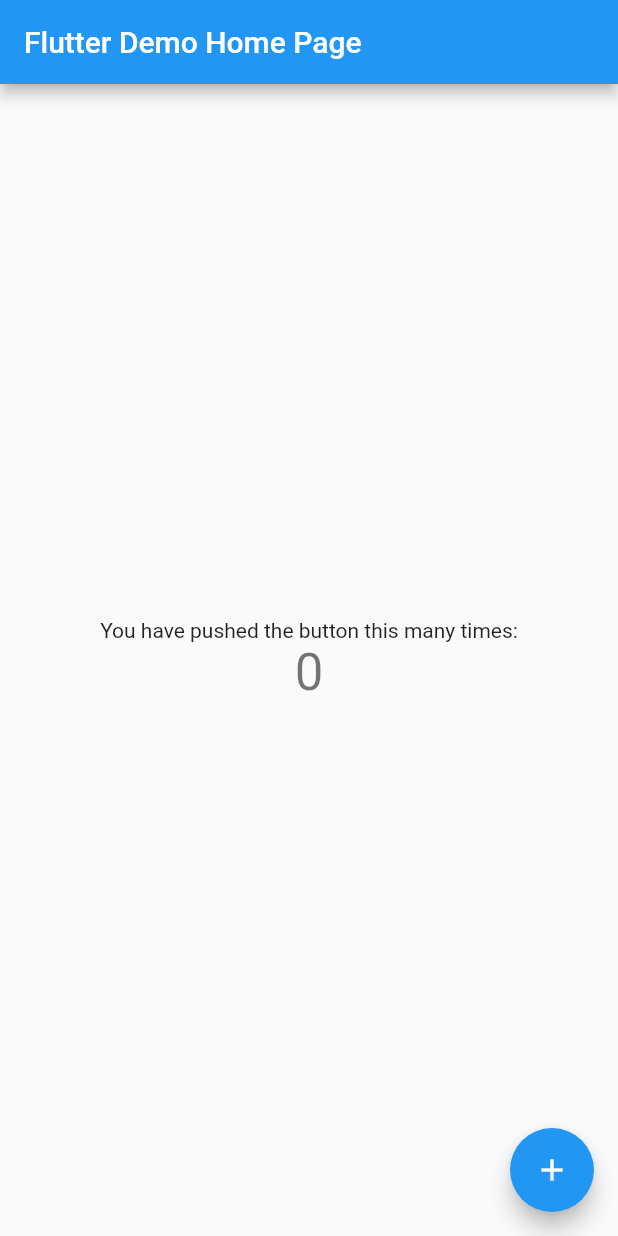
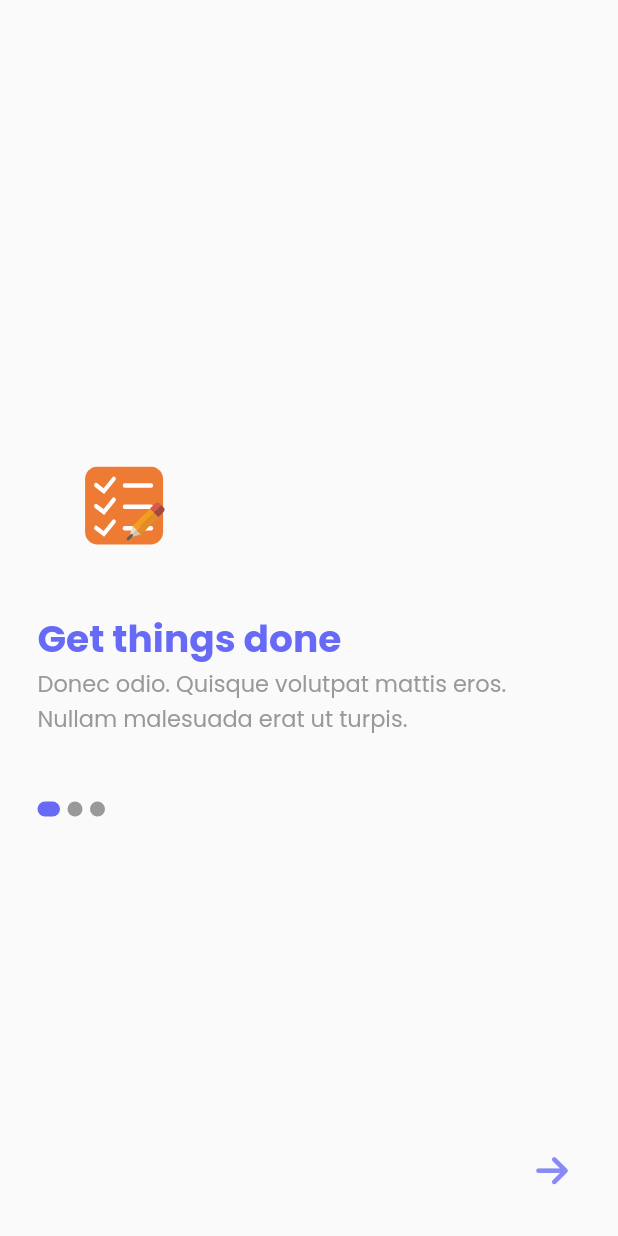
Before and after one commit to WorkWithAfridi/Todoly-Flutter_ToDoApp, a Flutter app: the screen it shows after launch, on a phone screen of 412 x 824 dp. Run offline on Flutter 3.47's test engine with Material 2 defaults, Android fonts, the phone set to English and light mode, and no system bars; our stand-ins replace font_awesome_flutter, get, lottie.

Commit message:
Introduction module - SplashScreen & OnBoardingScreen - completed

```diff
--- /dev/null
+++ b/lib/app/data/globalConstants.dart
@@ -0,0 +1,22 @@
+import 'package:flutter/material.dart';
+import 'package:flutter/widgets.dart';
+
+//Custom Colors
+const Color primaryColor = Color(0xff878AF5);
+const Color secondaryColor = Color(0xff666AF6);
+const Color darkBlueColor = Color(0xff31446C);
+const Color yellowColor = Color(0xffF5A921);
+const Color orangeColor = Color(0xffF4863C);
+const Color greyColor = Color(0xff999999);
+const Color whiteColor = Color(0xffFAFAFA);
+//Custom Text Styles
+TextStyle boldTS25 = const TextStyle(
+  fontFamily: "Poppins-Bold",
+  color: Colors.white,
+  fontSize: 25,
+);
+
+//Custom variables
+double customBorder = 8;
+
+Duration customDuration = const Duration(milliseconds: 400);
--- /dev/null
+++ b/lib/app/globalWidgets/appIcon.dart
@@ -0,0 +1,21 @@
+import 'package:flutter/material.dart';
+import 'package:get/get.dart';
+import 'package:get/get_core/src/get_main.dart';
+import 'package:lottie/lottie.dart';
+
+class AppIcon extends StatelessWidget {
+  final size;
+  const AppIcon({Key? key, required this.size}) : super(key: key);
+
+  @override
+  Widget build(BuildContext context) {
+    return SizedBox(
+      height: size,
+      width: size,
+      child: Lottie.asset(
+        "assets/lottieAnimations/appIconAnimation.json",
+        repeat: false,
+      ),
+    );
+  }
+}
--- /dev/null
+++ b/lib/app/modules/authentication/binding/AuthenticationModuleBinding.dart
@@ -0,0 +1,11 @@
+import 'package:get/get.dart';
+import 'package:todoly/app/modules/authentication/controller/AuthenticationModuleController.dart';
+
+class AuthenticationModuleBinding extends Bindings {
+  @override
+  void dependencies() {
+    Get.lazyPut(
+      () => AuthenticationModuleController(),
+    );
+  }
+}
--- /dev/null
+++ b/lib/app/modules/authentication/controller/AuthenticationModuleController.dart
@@ -0,0 +1,3 @@
+class AuthenticationModuleController {
+
+}
--- /dev/null
+++ b/lib/app/modules/authentication/views/loginScreen.dart
@@ -0,0 +1,10 @@
+import 'package:flutter/material.dart';
+
+class LoginScreen extends StatelessWidget {
+  const LoginScreen({Key? key}) : super(key: key);
+
+  @override
+  Widget build(BuildContext context) {
+    return Scaffold();
+  }
+}
--- /dev/null
+++ b/lib/app/modules/introduction/binding/introductionModuleBinding.dart
@@ -0,0 +1,11 @@
+import 'package:get/get.dart';
+import 'package:todoly/app/modules/introduction/controllers/introductionModuleController.dart';
+
+class IntroductionModuleBinding extends Bindings {
+  @override
+  void dependencies() {
+    Get.lazyPut(
+      () => IntroductionModuleController(),
+    );
+  }
+}
--- /dev/null
+++ b/lib/app/modules/introduction/controllers/introductionModuleController.dart
@@ -0,0 +1,22 @@
+import 'package:get/get.dart';
+import 'package:todoly/app/routes/routes.dart';
+
+class IntroductionModuleController {
+  //Variables
+  var currentPageIndex = 0.obs;
+
+  //On SplashScreen init, trigger this function to navigate the screen to the next page
+  void triggerSplashScreen() async {
+    await Future.delayed(const Duration(seconds: 2));
+    Get.offNamed(ROUTES.getOnBoardingScreenRoute);
+  }
+
+  //on onBoardingScreen next button click trigger this event
+  void onNextButtonClick() {
+    if (currentPageIndex.value < 2) {
+      currentPageIndex.value++;
+    } else {
+      Get.offNamed(ROUTES.getLoginScreenRoute);
+    }
+  }
+}
--- /dev/null
+++ b/lib/app/modules/introduction/views/onBoardingScreen.dart
@@ -0,0 +1,118 @@
+import 'package:flutter/material.dart';
+import 'package:font_awesome_flutter/font_awesome_flutter.dart';
+import 'package:get/get.dart';
+import 'package:lottie/lottie.dart';
+import 'package:todoly/app/globalWidgets/appIcon.dart';
+import 'package:todoly/app/modules/introduction/controllers/introductionModuleController.dart';
+import 'package:todoly/app/modules/introduction/widgets/pageIndicator.dart';
+
+import '../../../data/globalConstants.dart';
+
+class OnBoardingScreen extends StatefulWidget {
+  const OnBoardingScreen({Key? key}) : super(key: key);
+
+  @override
+  State<OnBoardingScreen> createState() => _OnBoardingScreenState();
+}
+
+class _OnBoardingScreenState extends State<OnBoardingScreen> {
+  final IntroductionModuleController controller = Get.find();
+
+  @override
+  Widget build(BuildContext context) {
+    return Scaffold(
+      backgroundColor: whiteColor,
+      body: Container(
+        height: Get.height,
+        width: Get.width,
+        padding: const EdgeInsets.symmetric(horizontal: 25),
+        child: Column(
+          mainAxisAlignment: MainAxisAlignment.center,
+          crossAxisAlignment: CrossAxisAlignment.start,
+          children: [
+            AppIcon(
+              size: Get.width / 3.5,
+            ),
+            const SizedBox(
+              height: 10,
+            ),
+            Text(
+              "Get things done",
+              style: boldTS25.copyWith(
+                color: secondaryColor,
+              ),
+            ),
+            getPageText(),
+            const SizedBox(
+              height: 10,
+            ),
+            getPageIndicator(),
+          ],
+        ),
+      ),
+      floatingActionButton: FloatingActionButton(
+        elevation: 0,
+        backgroundColor: whiteColor,
+        onPressed: controller.onNextButtonClick,
+        child: const Icon(
+          FontAwesomeIcons.arrowRight,
+          color: primaryColor,
+        ),
+      ),
+    );
+  }
+
+  Widget getPageText() {
+    return Obx(
+      () {
+        return SizedBox(
+          height: 80,
+          child: Text(
+            controller.currentPageIndex.value == 0
+                ? "Donec odio. Quisque volutpat mattis eros. Nullam malesuada erat ut turpis."
+                : controller.currentPageIndex.value == 1
+                    ? "Donec nec justo eget felis facilisis fermentum. Aliquam porttitor mauris sit amet orci. Aenean dignissim pellentesque felis."
+                    : controller.currentPageIndex.value == 2
+                        ? "Morbi in sem quis dui placerat ornare. Pellentesque odio nisi, euismod in, pharetra a, ultricies in, diam. Sed arcu. Cras consequat."
+                        : "Hello",
+            style: const TextStyle(
+              fontSize: 15,
+              color: greyColor,
+            ),
+          ),
+        );
+      },
+    );
+  }
+
+  Widget getPageIndicator() {
+    return Obx(
+      () {
+        return Row(
+          mainAxisAlignment: MainAxisAlignment.start,
+          crossAxisAlignment: CrossAxisAlignment.start,
+          children: [
+            CustomPageIndicator(
+              indicatorPosition: 0,
+              currentPageIndex: controller.currentPageIndex.value,
+            ),
+            const SizedBox(
+              width: 5,
+            ),
+            CustomPageIndicator(
+              indicatorPosition: 1,
+              currentPageIndex: controller.currentPageIndex.value,
+            ),
+            const SizedBox(
+              width: 5,
+            ),
+            CustomPageIndicator(
+              indicatorPosition: 2,
+              currentPageIndex: controller.currentPageIndex.value,
+            ),
+          ],
+        );
+      },
+    );
+  }
+}
--- /dev/null
+++ b/lib/app/modules/introduction/views/splashScreen.dart
@@ -0,0 +1,51 @@
+import 'package:flutter/material.dart';
+import 'package:get/get.dart';
+import 'package:lottie/lottie.dart';
+import 'package:todoly/app/data/globalConstants.dart';
+import 'package:todoly/app/globalWidgets/appIcon.dart';
+
+import '../controllers/introductionModuleController.dart';
+
+class SplashScreen extends StatefulWidget {
+  const SplashScreen({Key? key}) : super(key: key);
+
+  @override
+  State<SplashScreen> createState() => _SplashScreenState();
+}
+
+class _SplashScreenState extends State<SplashScreen> {
+  final controller = Get.find<IntroductionModuleController>();
+
+  @override
+  Widget build(BuildContext context) {
+    return Scaffold(
+      backgroundColor: secondaryColor,
+      body: SizedBox(
+        height: Get.height,
+        width: Get.width,
+        child: Column(
+          mainAxisAlignment: MainAxisAlignment.center,
+          crossAxisAlignment: CrossAxisAlignment.center,
+          children: [
+            AppIcon(
+              size: Get.width / 8,
+            ),
+            const SizedBox(
+              height: 2,
+            ),
+            Text(
+              "Todoly",
+              style: boldTS25,
+            ),
+          ],
+        ),
+      ),
+    );
+  }
+
+  @override
+  void initState() {
+    super.initState();
+    controller.triggerSplashScreen();
+  }
+}
--- /dev/null
+++ b/lib/app/modules/introduction/widgets/pageIndicator.dart
@@ -0,0 +1,24 @@
+import 'package:flutter/material.dart';
+
+import '../../../data/globalConstants.dart';
+
+class CustomPageIndicator extends StatelessWidget {
+  final indicatorPosition;
+  final currentPageIndex;
+  const CustomPageIndicator({Key? key, required this.indicatorPosition, required this.currentPageIndex}) : super(key: key);
+
+  @override
+  Widget build(BuildContext context) {
+    return AnimatedContainer(
+      height: 10,
+      width: currentPageIndex == indicatorPosition ? 15 : 10,
+      decoration: BoxDecoration(
+        color: currentPageIndex == indicatorPosition
+            ? secondaryColor
+            : greyColor,
+        borderRadius: BorderRadius.circular(10),
+      ),
+      duration: customDuration,
+    );
+  }
+}
--- /dev/null
+++ b/lib/app/routes/routes.dart
@@ -0,0 +1,31 @@
+import 'package:get/get.dart';
+import 'package:todoly/app/modules/authentication/binding/AuthenticationModuleBinding.dart';
+import 'package:todoly/app/modules/authentication/views/loginScreen.dart';
+import 'package:todoly/app/modules/introduction/binding/introductionModuleBinding.dart';
+import 'package:todoly/app/modules/introduction/views/onBoardingScreen.dart';
+import 'package:todoly/app/modules/introduction/views/splashScreen.dart';
+
+class ROUTES {
+  static get getSplashScreenRoute => "/introduction/splashscreen";
+  static get getOnBoardingScreenRoute => "/introduction/onboardingscreen";
+  static get getLoginScreenRoute => '/authentication/loginscreeb';
+
+  static List<GetPage> routes = [
+    GetPage(
+      name: getSplashScreenRoute,
+      page: () => SplashScreen(),
+      binding: IntroductionModuleBinding(),
+    ),
+    GetPage(
+      name: getOnBoardingScreenRoute,
+      page: () => OnBoardingScreen(),
+      binding: IntroductionModuleBinding(),
+    ),
+    GetPage(
+      name: getLoginScreenRoute,
+      page: () => LoginScreen(),
+      binding: AuthenticationModuleBinding(),
+    ),
+
+  ];
+}
--- a/lib/main.dart
+++ b/lib/main.dart
@@ -1,115 +1,29 @@
 import 'package:flutter/material.dart';
+import 'package:flutter/widgets.dart';
+import 'package:get/get.dart';
+import 'package:todoly/app/data/globalConstants.dart';
+import 'package:todoly/app/routes/routes.dart';
 
 void main() {
-  runApp(const MyApp());
+  runApp(TodolyApp());
 }
 
-class MyApp extends StatelessWidget {
-  const MyApp({Key? key}) : super(key: key);
+class TodolyApp extends StatelessWidget {
+  const TodolyApp({Key? key}) : super(key: key);
 
-  // This widget is the root of your application.
   @override
   Widget build(BuildContext context) {
-    return MaterialApp(
-      title: 'Flutter Demo',
+    return GetMaterialApp(
+      debugShowCheckedModeBanner: false,
+      smartManagement: SmartManagement.keepFactory,
       theme: ThemeData(
-        // This is the theme of your application.
-        //
-        // Try running your application with "flutter run". You'll see the
-        // application has a blue toolbar. Then, without quitting the app, try
-        // changing the primarySwatch below to Colors.green and then invoke
-        // "hot reload" (press "r" in the console where you ran "flutter run",
-        // or simply save your changes to "hot reload" in a Flutter IDE).
-        // Notice that the counter didn't reset back to zero; the application
-        // is not restarted.
-        primarySwatch: Colors.blue,
+        primaryColor: primaryColor,
+        primarySwatch: Colors.deepPurple,
+        fontFamily: "Poppins-Regular",
       ),
-      home: const MyHomePage(title: 'Flutter Demo Home Page'),
+      title: "Todoly",
+      initialRoute: ROUTES.getSplashScreenRoute,
+      getPages: ROUTES.routes,
     );
   }
 }
-
-class MyHomePage extends StatefulWidget {
-  const MyHomePage({Key? key, required this.title}) : super(key: key);
-
-  // This widget is the home page of your application. It is stateful, meaning
-  // that it has a State object (defined below) that contains fields that affect
-  // how it looks.
-
-  // This class is the configuration for the state. It holds the values (in this
-  // case the title) provided by the parent (in this case the App widget) and
-  // used by the build method of the State. Fields in a Widget subclass are
-  // always marked "final".
-
-  final String title;
-
-  @override
-  State<MyHomePage> createState() => _MyHomePageState();
-}
-
-class _MyHomePageState extends State<MyHomePage> {
-  int _counter = 0;
-
-  void _incrementCounter() {
-    setState(() {
-      // This call to setState tells the Flutter framework that something has
-      // changed in this State, which causes it to rerun the build method below
-      // so that the display can reflect the updated values. If we changed
-      // _counter without calling setState(), then the build method would not be
-      // called again, and so nothing would appear to happen.
-      _counter++;
-    });
-  }
-
-  @override
-  Widget build(BuildContext context) {
-    // This method is rerun every time setState is called, for instance as done
-    // by the _incrementCounter method above.
-    //
-    // The Flutter framework has been optimized to make rerunning build methods
-    // fast, so that you can just rebuild anything that needs updating rather
-    // than having to individually change instances of widgets.
-    return Scaffold(
-      appBar: AppBar(
-        // Here we take the value from the MyHomePage object that was created by
-        // the App.build method, and use it to set our appbar title.
-        title: Text(widget.title),
-      ),
-      body: Center(
-        // Center is a layout widget. It takes a single child and positions it
-        // in the middle of the parent.
-        child: Column(
-          // Column is also a layout widget. It takes a list of children and
-          // arranges them vertically. By default, it sizes itself to fit its
-          // children horizontally, and tries to be as tall as its parent.
-          //
-          // Invoke "debug painting" (press "p" in the console, choose the
-          // "Toggle Debug Paint" action from the Flutter Inspector in Android
-          // Studio, or the "Toggle Debug Paint" command in Visual Studio Code)
-          // to see the wireframe for each widget.
-          //
-          // Column has various properties to control how it sizes itself and
-          // how it positions its children. Here we use mainAxisAlignment to
-          // center the children vertically; the main axis here is the vertical
-          // axis because Columns are vertical (the cross axis would be
-          // horizontal).
-          mainAxisAlignment: MainAxisAlignment.center,
-          children: <Widget>[
-            const Text(
-              'You have pushed the button this many times:',
-            ),
-            Text(
-              '$_counter',
-              style: Theme.of(context).textTheme.headline4,
-            ),
-          ],
-        ),
-      ),
-      floatingActionButton: FloatingActionButton(
-        onPressed: _incrementCounter,
-        tooltip: 'Increment',
-        child: const Icon(Icons.add),
-      ), // This trailing comma makes auto-formatting nicer for build methods.
-    );
-  }
-}
```
Also changed, not shown: assets/lottieAnimations/appIconAnimation.json (added, +1 -0 lines), pubspec.yaml (+18 -6 lines), assets/fonts/Poppins-Bold.ttf (added), assets/fonts/Poppins-Light.ttf (added), assets/fonts/Poppins-Regular.ttf (added), pubspec.lock, 1 other file.
